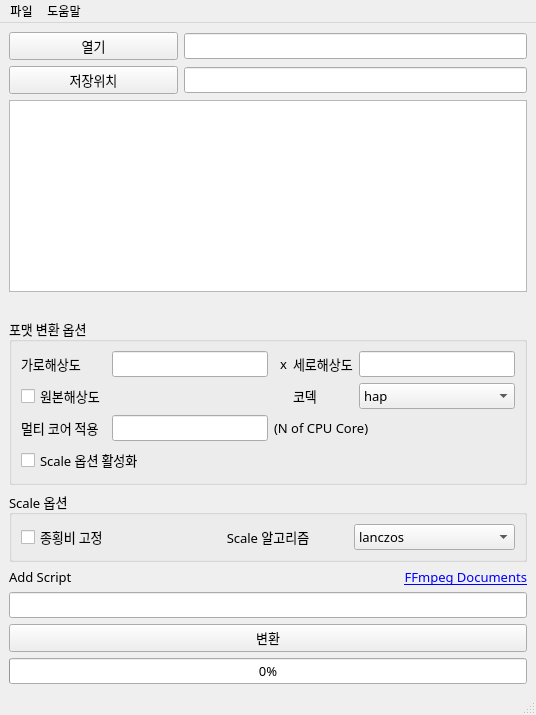
Old version of the form hapconvert.ui in the repository movenine/serverutils.
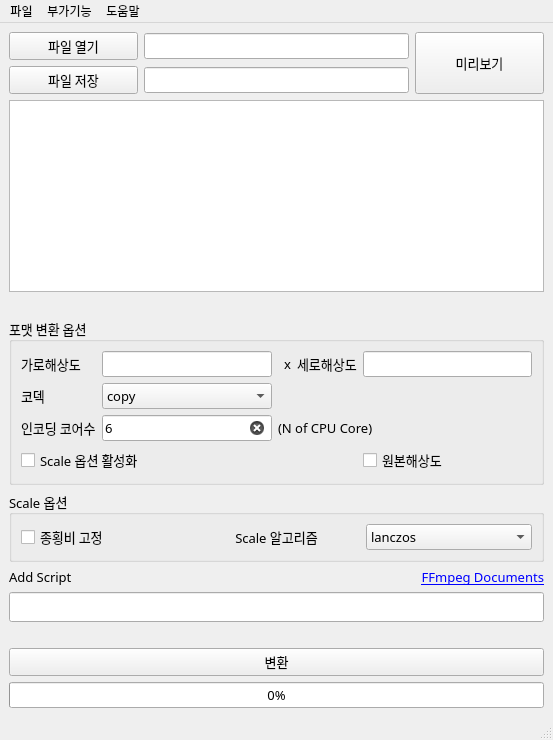
New version of the form.

Commit message: hap convert debugging -80%

What changed in the file:
```diff
--- a/hapconvert.ui
+++ b/hapconvert.ui
@@ -6,8 +6,8 @@
    <rect>
     <x>0</x>
     <y>0</y>
-    <width>536</width>
-    <height>606</height>
+    <width>553</width>
+    <height>651</height>
    </rect>
   </property>
   <property name="font">
@@ -24,260 +24,52 @@
   <widget class="QWidget" name="centralwidget">
    <layout class="QGridLayout" name="gridLayout_2">
     <item row="1" column="0">
-     <widget class="QPushButton" name="pushButton">
+     <widget class="QPushButton" name="bt_save">
+      <property name="sizePolicy">
+       <sizepolicy hsizetype="Minimum" vsizetype="Minimum">
+        <horstretch>0</horstretch>
+        <verstretch>0</verstretch>
+       </sizepolicy>
+      </property>
       <property name="font">
        <font>
-        <family>Yu Gothic</family>
+        <family>08서울남산체 B</family>
         <pointsize>10</pointsize>
        </font>
       </property>
       <property name="text">
-       <string>저장위치</string>
+       <string>파일 저장</string>
       </property>
      </widget>
     </item>
-    <item row="3" column="0" colspan="3">
-     <spacer name="horizontalSpacer">
+    <item row="7" column="3">
+     <widget class="QLabel" name="lb_link">
       <property name="font">
        <font>
-        <family>08서울남산체 M</family>
+        <family>08서울남산체 B</family>
         <pointsize>10</pointsize>
+        <underline>false</underline>
        </font>
       </property>
-      <property name="orientation">
-       <enum>Qt::Horizontal</enum>
+      <property name="text">
+       <string>&lt;html&gt;&lt;head/&gt;&lt;body&gt;&lt;p&gt;&lt;a href=&quot;https://www.ffmpeg.org/documentation.html&quot;&gt;&lt;span style=&quot; text-decoration: underline; color:#0000ff;&quot;&gt;FFmpeg Documents&lt;/span&gt;&lt;/a&gt;&lt;/p&gt;&lt;/body&gt;&lt;/html&gt;</string>
       </property>
-      <property name="sizeHint" stdset="0">
-       <size>
-        <width>40</width>
-        <height>20</height>
-       </size>
+      <property name="alignment">
+       <set>Qt::AlignRight|Qt::AlignTrailing|Qt::AlignVCenter</set>
       </property>
-     </spacer>
-    </item>
-    <item row="4" column="0" colspan="3">
-     <widget class="QGroupBox" name="groupBox_format">
-      <property name="font">
-       <font>
-        <family>Yu Gothic</family>
-        <pointsize>10</pointsize>
-        <weight>50</weight>
-        <bold>false</bold>
-       </font>
+      <property name="openExternalLinks">
+       <bool>true</bool>
       </property>
-      <property name="title">
-       <string>포맷 변환 옵션</string>
-      </property>
-      <layout class="QGridLayout" name="gridLayout">
-       <item row="3" column="1">
-        <widget class="QLineEdit" name="lineEdit">
-         <property name="font">
-          <font>
-           <family>Yu Gothic</family>
-           <pointsize>10</pointsize>
-           <weight>50</weight>
-           <bold>false</bold>
-          </font>
-         </property>
-         <property name="toolTip">
-          <string>&lt;html&gt;&lt;head/&gt;&lt;body&gt;&lt;p&gt;CPU 코어 갯수 보다 작게 입력하세요 (기본 : 4~6)&lt;/p&gt;&lt;p&gt;특정 재생하드웨어의 FFmpeg Player에 대한 최적화 옵션&lt;/p&gt;&lt;/body&gt;&lt;/html&gt;</string>
-         </property>
-         <property name="statusTip">
-          <string/>
-         </property>
-        </widget>
-       </item>
-       <item row="0" column="4">
-        <widget class="QLabel" name="lb_height">
-         <property name="font">
-          <font>
-           <family>08서울남산체 B</family>
-           <pointsize>10</pointsize>
-           <weight>50</weight>
-           <bold>false</bold>
-          </font>
-         </property>
-         <property name="text">
-          <string>세로해상도</string>
-         </property>
-        </widget>
-       </item>
-       <item row="3" column="0">
-        <widget class="QLabel" name="label_4">
-         <property name="font">
-          <font>
-           <family>Yu Gothic</family>
-           <pointsize>10</pointsize>
-           <weight>50</weight>
-           <bold>false</bold>
-          </font>
-         </property>
-         <property name="frameShape">
-          <enum>QFrame::NoFrame</enum>
-         </property>
-         <property name="text">
-          <string>멀티 코어 적용</string>
-         </property>
-        </widget>
-       </item>
-       <item row="2" column="5">
-        <widget class="QComboBox" name="cbb_option">
-         <property name="font">
-          <font>
-           <family>08서울남산체 B</family>
-           <pointsize>10</pointsize>
-           <weight>50</weight>
-           <bold>false</bold>
-          </font>
-         </property>
-         <property name="modelColumn">
-          <number>0</number>
-         </property>
-         <item>
-          <property name="text">
-           <string>hap</string>
-          </property>
-         </item>
-         <item>
-          <property name="text">
-           <string>hap_alpha</string>
-          </property>
-         </item>
-         <item>
-          <property name="text">
-           <string>hap_q</string>
-          </property>
-         </item>
-        </widget>
-       </item>
-       <item row="6" column="0" colspan="2">
-        <widget class="QCheckBox" name="cb_scaleEnable">
-         <property name="font">
-          <font>
-           <family>Yu Gothic</family>
-           <pointsize>10</pointsize>
-           <weight>50</weight>
-           <bold>false</bold>
-          </font>
-         </property>
-         <property name="toolTip">
-          <string>스케일 변환할 해상도를 기입하고, 아래 Scale 옵션을 추가/선택하세요</string>
-         </property>
-         <property name="statusTip">
-          <string/>
-         </property>
-         <property name="text">
-          <string>Scale 옵션 활성화 </string>
-         </property>
-        </widget>
-       </item>
-       <item row="3" column="2" colspan="4">
-        <widget class="QLabel" name="lb_cpunumber">
-         <property name="font">
-          <font>
-           <family>Yu Gothic</family>
-           <pointsize>10</pointsize>
-           <weight>50</weight>
-           <bold>false</bold>
-          </font>
-         </property>
-         <property name="text">
-          <string>(N of CPU Core)</string>
-         </property>
-         <property name="alignment">
-          <set>Qt::AlignLeading|Qt::AlignLeft|Qt::AlignVCenter</set>
-         </property>
-        </widget>
-       </item>
-       <item row="0" column="0">
-        <widget class="QLabel" name="lb_width">
-         <property name="font">
-          <font>
-           <family>08서울남산체 B</family>
-           <pointsize>10</pointsize>
-           <weight>50</weight>
-           <bold>false</bold>
-          </font>
-         </property>
-         <property name="text">
-          <string>가로해상도</string>
-         </property>
-        </widget>
-       </item>
-       <item row="0" column="5">
-        <widget class="QLineEdit" name="le_height">
-         <property name="font">
-          <font>
-           <family>08서울남산체 B</family>
-           <pointsize>10</pointsize>
-           <weight>50</weight>
-           <bold>false</bold>
-          </font>
-         </property>
-        </widget>
-       </item>
-       <item row="0" column="3">
-        <widget class="QLabel" name="lb_giho">
-         <property name="font">
-          <font>
-           <family>Yu Gothic</family>
-           <pointsize>10</pointsize>
-           <weight>50</weight>
-           <bold>false</bold>
-          </font>
-         </property>
-         <property name="text">
-          <string>x</string>
-         </property>
-        </widget>
-       </item>
-       <item row="2" column="4">
-        <widget class="QLabel" name="label">
-         <property name="font">
-          <font>
-           <family>08서울남산체 B</family>
-           <pointsize>10</pointsize>
-           <weight>50</weight>
-           <bold>false</bold>
-          </font>
-         </property>
-         <property name="text">
-          <string>코덱</string>
-         </property>
-        </widget>
-       </item>
-       <item row="0" column="1">
-        <widget class="QLineEdit" name="le_width">
-         <property name="font">
-          <font>
-           <family>08서울남산체 B</family>
-           <pointsize>10</pointsize>
-           <weight>50</weight>
-           <bold>false</bold>
-          </font>
-         </property>
-        </widget>
-       </item>
-       <item row="2" column="0">
-        <widget class="QCheckBox" name="cb_originalRes">
-         <property name="font">
-          <font>
-           <family>08서울남산체 B</family>
-           <pointsize>10</pointsize>
-           <weight>50</weight>
-           <bold>false</bold>
-          </font>
-         </property>
-         <property name="text">
-          <string>원본해상도</string>
-         </property>
-        </widget>
-       </item>
-      </layout>
      </widget>
     </item>
-    <item row="9" column="0" colspan="3">
-     <widget class="QPushButton" name="bt_convert">
+    <item row="0" column="3" rowspan="2">
+     <widget class="QPushButton" name="bt_preViewer">
+      <property name="sizePolicy">
+       <sizepolicy hsizetype="Minimum" vsizetype="Expanding">
+        <horstretch>0</horstretch>
+        <verstretch>0</verstretch>
+       </sizepolicy>
+      </property>
       <property name="font">
        <font>
         <family>08서울남산체 B</family>
@@ -291,11 +83,27 @@
        <string/>
       </property>
       <property name="text">
-       <string>변환</string>
+       <string>미리보기</string>
       </property>
      </widget>
     </item>
-    <item row="2" column="0" colspan="3">
+    <item row="0" column="1" colspan="2">
+     <widget class="QLineEdit" name="le_fileInputPath">
+      <property name="font">
+       <font>
+        <family>08서울남산체 B</family>
+        <pointsize>10</pointsize>
+       </font>
+      </property>
+      <property name="alignment">
+       <set>Qt::AlignRight|Qt::AlignTrailing|Qt::AlignVCenter</set>
+      </property>
+      <property name="clearButtonEnabled">
+       <bool>true</bool>
+      </property>
+     </widget>
+    </item>
+    <item row="2" column="0" colspan="4">
      <widget class="QTextEdit" name="txt_fileinfo">
       <property name="sizePolicy">
        <sizepolicy hsizetype="Expanding" vsizetype="Minimum">
@@ -314,26 +122,6 @@
       </property>
      </widget>
     </item>
-    <item row="1" column="1" colspan="2">
-     <widget class="QLineEdit" name="lineEdit_2">
-      <property name="font">
-       <font>
-        <family>08서울남산체 M</family>
-        <pointsize>10</pointsize>
-       </font>
-      </property>
-     </widget>
-    </item>
-    <item row="0" column="1" colspan="2">
-     <widget class="QLineEdit" name="le_filepath">
-      <property name="font">
-       <font>
-        <family>08서울남산체 B</family>
-        <pointsize>10</pointsize>
-       </font>
-      </property>
-     </widget>
-    </item>
     <item row="7" column="0">
      <widget class="QLabel" name="label_2">
       <property name="sizePolicy">
@@ -344,7 +132,7 @@
       </property>
       <property name="font">
        <font>
-        <family>08서울남산체 M</family>
+        <family>08서울남산체 B</family>
         <pointsize>10</pointsize>
        </font>
       </property>
@@ -353,11 +141,27 @@
       </property>
      </widget>
     </item>
-    <item row="6" column="0" colspan="3">
+    <item row="1" column="1" colspan="2">
+     <widget class="QLineEdit" name="le_fileSavePath">
+      <property name="font">
+       <font>
+        <family>08서울남산체 B</family>
+        <pointsize>10</pointsize>
+       </font>
+      </property>
+      <property name="alignment">
+       <set>Qt::AlignRight|Qt::AlignTrailing|Qt::AlignVCenter</set>
+      </property>
+      <property name="clearButtonEnabled">
+       <bool>true</bool>
+      </property>
+     </widget>
+    </item>
+    <item row="6" column="0" colspan="4">
      <widget class="QGroupBox" name="groupBox_Scale">
       <property name="font">
        <font>
-        <family>Yu Gothic</family>
+        <family>08서울남산체 B</family>
         <pointsize>10</pointsize>
        </font>
       </property>
@@ -369,7 +173,7 @@
         <widget class="QComboBox" name="cbb_algorithm">
          <property name="font">
           <font>
-           <family>Yu Gothic</family>
+           <family>08서울남산체 B</family>
            <pointsize>10</pointsize>
           </font>
          </property>
@@ -440,7 +244,7 @@
         <widget class="QCheckBox" name="cb_aspertRatio">
          <property name="font">
           <font>
-           <family>Yu Gothic</family>
+           <family>08서울남산체 B</family>
            <pointsize>10</pointsize>
           </font>
          </property>
@@ -456,7 +260,7 @@
         <widget class="QLabel" name="label_3">
          <property name="font">
           <font>
-           <family>Yu Gothic</family>
+           <family>08서울남산체 B</family>
            <pointsize>10</pointsize>
           </font>
          </property>
@@ -471,26 +275,39 @@
       </layout>
      </widget>
     </item>
-    <item row="0" column="0">
-     <widget class="QPushButton" name="bt_open">
-      <property name="sizePolicy">
-       <sizepolicy hsizetype="Minimum" vsizetype="Minimum">
-        <horstretch>0</horstretch>
-        <verstretch>0</verstretch>
-       </sizepolicy>
+    <item row="3" column="0" colspan="4">
+     <spacer name="horizontalSpacer">
+      <property name="font">
+       <font>
+        <family>08서울남산체 B</family>
+        <pointsize>10</pointsize>
+       </font>
       </property>
+      <property name="orientation">
+       <enum>Qt::Horizontal</enum>
+      </property>
+      <property name="sizeHint" stdset="0">
+       <size>
+        <width>40</width>
+        <height>20</height>
+       </size>
+      </property>
+     </spacer>
+    </item>
+    <item row="10" column="0" colspan="4">
+     <widget class="QPushButton" name="bt_convert">
       <property name="font">
        <font>
-        <family>Yu Gothic</family>
+        <family>08서울남산체 B</family>
         <pointsize>10</pointsize>
        </font>
       </property>
       <property name="text">
-       <string>열기</string>
+       <string>변환</string>
       </property>
      </widget>
     </item>
-    <item row="10" column="0" colspan="3">
+    <item row="11" column="0" colspan="4">
      <widget class="QProgressBar" name="progress_bar">
       <property name="font">
        <font>
@@ -506,42 +323,322 @@
       </property>
      </widget>
     </item>
-    <item row="8" column="0" colspan="3">
+    <item row="0" column="0">
+     <widget class="QPushButton" name="bt_open">
+      <property name="sizePolicy">
+       <sizepolicy hsizetype="Minimum" vsizetype="Minimum">
+        <horstretch>0</horstretch>
+        <verstretch>0</verstretch>
+       </sizepolicy>
+      </property>
+      <property name="font">
+       <font>
+        <family>08서울남산체 B</family>
+        <pointsize>10</pointsize>
+       </font>
+      </property>
+      <property name="text">
+       <string>파일 열기</string>
+      </property>
+     </widget>
+    </item>
+    <item row="4" column="0" colspan="4">
+     <widget class="QGroupBox" name="groupBox_format">
+      <property name="font">
+       <font>
+        <family>08서울남산체 B</family>
+        <pointsize>10</pointsize>
+        <weight>50</weight>
+        <bold>false</bold>
+       </font>
+      </property>
+      <property name="title">
+       <string>포맷 변환 옵션</string>
+      </property>
+      <layout class="QGridLayout" name="gridLayout">
+       <item row="3" column="0">
+        <widget class="QLabel" name="label_4">
+         <property name="font">
+          <font>
+           <family>08서울남산체 B</family>
+           <pointsize>10</pointsize>
+           <weight>50</weight>
+           <bold>false</bold>
+          </font>
+         </property>
+         <property name="frameShape">
+          <enum>QFrame::NoFrame</enum>
+         </property>
+         <property name="text">
+          <string>인코딩 코어수</string>
+         </property>
+        </widget>
+       </item>
+       <item row="3" column="1">
+        <widget class="QLineEdit" name="le_multicpu">
+         <property name="font">
+          <font>
+           <family>08서울남산체 B</family>
+           <pointsize>10</pointsize>
+           <weight>50</weight>
+           <bold>false</bold>
+          </font>
+         </property>
+         <property name="toolTip">
+          <string>&lt;!DOCTYPE HTML PUBLIC &quot;-//W3C//DTD HTML 4.0//EN&quot; &quot;http://www.w3.org/TR/REC-html40/strict.dtd&quot;&gt;
+&lt;html&gt;&lt;head&gt;&lt;meta name=&quot;qrichtext&quot; content=&quot;1&quot; /&gt;&lt;style type=&quot;text/css&quot;&gt;
+p, li { white-space: pre-wrap; }
+&lt;/style&gt;&lt;/head&gt;&lt;body style=&quot; font-family:'Gulim'; font-size:9pt; font-weight:400; font-style:normal;&quot;&gt;
+&lt;p style=&quot; margin-top:12px; margin-bottom:12px; margin-left:0px; margin-right:0px; -qt-block-indent:0; text-indent:0px;&quot;&gt;&lt;span style=&quot; color:#00000f;&quot;&gt;CPU 코어 갯수 보다 작게 입력하세요 (기본 : 4~6)&lt;/span&gt;&lt;/p&gt;
+&lt;p style=&quot; margin-top:12px; margin-bottom:12px; margin-left:0px; margin-right:0px; -qt-block-indent:0; text-indent:0px;&quot;&gt;&lt;span style=&quot; color:#00000f;&quot;&gt;특정 재생하드웨어의 FFmpeg Player에 대한 최적화 옵션을 제공합니다.&lt;/span&gt;&lt;/p&gt;
+&lt;p style=&quot; margin-top:12px; margin-bottom:12px; margin-left:0px; margin-right:0px; -qt-block-indent:0; text-indent:0px;&quot;&gt;&lt;span style=&quot; color:#00000f;&quot;&gt;'Enter'키를 눌러주세요&lt;/span&gt;&lt;/p&gt;&lt;/body&gt;&lt;/html&gt;</string>
+         </property>
+         <property name="statusTip">
+          <string/>
+         </property>
+         <property name="text">
+          <string>6</string>
+         </property>
+         <property name="clearButtonEnabled">
+          <bool>true</bool>
+         </property>
+        </widget>
+       </item>
+       <item row="0" column="0">
+        <widget class="QLabel" name="lb_width">
+         <property name="font">
+          <font>
+           <family>08서울남산체 B</family>
+           <pointsize>10</pointsize>
+           <weight>50</weight>
+           <bold>false</bold>
+          </font>
+         </property>
+         <property name="text">
+          <string>가로해상도</string>
+         </property>
+        </widget>
+       </item>
+       <item row="0" column="1">
+        <widget class="QLineEdit" name="le_width">
+         <property name="font">
+          <font>
+           <family>08서울남산체 B</family>
+           <pointsize>10</pointsize>
+           <weight>50</weight>
+           <bold>false</bold>
+          </font>
+         </property>
+         <property name="toolTip">
+          <string>&lt;html&gt;&lt;head/&gt;&lt;body&gt;&lt;p&gt;&lt;span style=&quot; color:#00000f;&quot;&gt;해상도를 기입하고 'Enter'키를 눌러주세요&lt;/span&gt;&lt;/p&gt;&lt;/body&gt;&lt;/html&gt;</string>
+         </property>
+         <property name="clearButtonEnabled">
+          <bool>true</bool>
+         </property>
+        </widget>
+       </item>
+       <item row="0" column="4">
+        <widget class="QLabel" name="lb_height">
+         <property name="font">
+          <font>
+           <family>08서울남산체 B</family>
+           <pointsize>10</pointsize>
+           <weight>50</weight>
+           <bold>false</bold>
+          </font>
+         </property>
+         <property name="text">
+          <string>세로해상도</string>
+         </property>
+        </widget>
+       </item>
+       <item row="6" column="0" colspan="2">
+        <widget class="QCheckBox" name="cb_scaleEnable">
+         <property name="font">
+          <font>
+           <family>08서울남산체 B</family>
+           <pointsize>10</pointsize>
+           <weight>50</weight>
+           <bold>false</bold>
+          </font>
+         </property>
+         <property name="toolTip">
+          <string>&lt;!DOCTYPE HTML PUBLIC &quot;-//W3C//DTD HTML 4.0//EN&quot; &quot;http://www.w3.org/TR/REC-html40/strict.dtd&quot;&gt;
+&lt;html&gt;&lt;head&gt;&lt;meta name=&quot;qrichtext&quot; content=&quot;1&quot; /&gt;&lt;style type=&quot;text/css&quot;&gt;
+p, li { white-space: pre-wrap; }
+&lt;/style&gt;&lt;/head&gt;&lt;body style=&quot; font-family:'Gulim'; font-size:9pt; font-weight:400; font-style:normal;&quot;&gt;
+&lt;p style=&quot; margin-top:0px; margin-bottom:0px; margin-left:0px; margin-right:0px; -qt-block-indent:0; text-indent:0px;&quot;&gt;&lt;span style=&quot; color:#00007f;&quot;&gt;아래 Scale 옵션을 설정하세요&lt;/span&gt;&lt;/p&gt;&lt;/body&gt;&lt;/html&gt;</string>
+         </property>
+         <property name="statusTip">
+          <string/>
+         </property>
+         <property name="text">
+          <string>Scale 옵션 활성화 </string>
+         </property>
+        </widget>
+       </item>
+       <item row="0" column="3">
+        <widget class="QLabel" name="lb_giho">
+         <property name="font">
+          <font>
+           <family>08서울남산체 B</family>
+           <pointsize>10</pointsize>
+           <weight>50</weight>
+           <bold>false</bold>
+          </font>
+         </property>
+         <property name="text">
+          <string>x</string>
+         </property>
+        </widget>
+       </item>
+       <item row="0" column="5">
+        <widget class="QLineEdit" name="le_height">
+         <property name="font">
+          <font>
+           <family>08서울남산체 B</family>
+           <pointsize>10</pointsize>
+           <weight>50</weight>
+           <bold>false</bold>
+          </font>
+         </property>
+         <property name="toolTip">
+          <string>&lt;html&gt;&lt;head/&gt;&lt;body&gt;&lt;p&gt;&lt;span style=&quot; color:#00000f;&quot;&gt;해상도를 기입하고 'Enter'키를 눌러주세요&lt;/span&gt;&lt;/p&gt;&lt;/body&gt;&lt;/html&gt;</string>
+         </property>
+         <property name="clearButtonEnabled">
+          <bool>true</bool>
+         </property>
+        </widget>
+       </item>
+       <item row="3" column="2" colspan="4">
+        <widget class="QLabel" name="lb_cpunumber">
+         <property name="font">
+          <font>
+           <family>08서울남산체 B</family>
+           <pointsize>10</pointsize>
+           <weight>50</weight>
+           <bold>false</bold>
+          </font>
+         </property>
+         <property name="text">
+          <string>(N of CPU Core)</string>
+         </property>
+         <property name="alignment">
+          <set>Qt::AlignLeading|Qt::AlignLeft|Qt::AlignVCenter</set>
+         </property>
+        </widget>
+       </item>
+       <item row="6" column="5">
+        <widget class="QCheckBox" name="cb_originalRes">
+         <property name="font">
+          <font>
+           <family>08서울남산체 B</family>
+           <pointsize>10</pointsize>
+           <weight>50</weight>
+           <bold>false</bold>
+          </font>
+         </property>
+         <property name="text">
+          <string>원본해상도</string>
+         </property>
+        </widget>
+       </item>
+       <item row="2" column="0">
+        <widget class="QLabel" name="label">
+         <property name="font">
+          <font>
+           <family>08서울남산체 B</family>
+           <pointsize>10</pointsize>
+           <weight>50</weight>
+           <bold>false</bold>
+          </font>
+         </property>
+         <property name="text">
+          <string>코덱</string>
+         </property>
+        </widget>
+       </item>
+       <item row="2" column="1">
+        <widget class="QComboBox" name="cbb_option">
+         <property name="font">
+          <font>
+           <family>08서울남산체 B</family>
+           <pointsize>10</pointsize>
+           <weight>50</weight>
+           <bold>false</bold>
+          </font>
+         </property>
+         <property name="currentText">
+          <string>copy</string>
+         </property>
+         <property name="modelColumn">
+          <number>0</number>
+         </property>
+         <item>
+          <property name="text">
+           <string>copy</string>
+          </property>
+         </item>
+         <item>
+          <property name="text">
+           <string>hap</string>
+          </property>
+         </item>
+         <item>
+          <property name="text">
+           <string>hap_alpha</string>
+          </property>
+         </item>
+         <item>
+          <property name="text">
+           <string>hap_q</string>
+          </property>
+         </item>
+         <item>
+          <property name="text">
+           <string>none</string>
+          </property>
+         </item>
+        </widget>
+       </item>
+      </layout>
+     </widget>
+    </item>
+    <item row="8" column="0" colspan="4">
      <widget class="QLineEdit" name="le_userScript">
+      <property name="sizePolicy">
+       <sizepolicy hsizetype="Expanding" vsizetype="Expanding">
+        <horstretch>0</horstretch>
+        <verstretch>0</verstretch>
+       </sizepolicy>
+      </property>
       <property name="font">
        <font>
-        <family>08SeoulNamsan</family>
-        <pointsize>10</pointsize>
+        <family>08서울남산체 B</family>
+        <pointsize>11</pointsize>
        </font>
       </property>
       <property name="toolTip">
        <string>추가 변환옵션을 적용</string>
       </property>
       <property name="clearButtonEnabled">
-       <bool>false</bool>
-      </property>
-     </widget>
-    </item>
-    <item row="7" column="2">
-     <widget class="QLabel" name="lb_link">
-      <property name="font">
-       <font>
-        <family>08SeoulNamsan</family>
-        <pointsize>10</pointsize>
-        <underline>false</underline>
-       </font>
-      </property>
-      <property name="text">
-       <string>&lt;html&gt;&lt;head/&gt;&lt;body&gt;&lt;p&gt;&lt;a href=&quot;https://www.ffmpeg.org/documentation.html&quot;&gt;&lt;span style=&quot; text-decoration: underline; color:#0000ff;&quot;&gt;FFmpeg Documents&lt;/span&gt;&lt;/a&gt;&lt;/p&gt;&lt;/body&gt;&lt;/html&gt;</string>
-      </property>
-      <property name="alignment">
-       <set>Qt::AlignRight|Qt::AlignTrailing|Qt::AlignVCenter</set>
-      </property>
-      <property name="openExternalLinks">
        <bool>true</bool>
       </property>
      </widget>
     </item>
+    <item row="9" column="0" colspan="4">
+     <spacer name="horizontalSpacer_2">
+      <property name="orientation">
+       <enum>Qt::Horizontal</enum>
+      </property>
+      <property name="sizeHint" stdset="0">
+       <size>
+        <width>40</width>
+        <height>20</height>
+       </size>
+      </property>
+     </spacer>
+    </item>
    </layout>
   </widget>
   <widget class="QMenuBar" name="menubar">
@@ -549,8 +646,8 @@
     <rect>
      <x>0</x>
      <y>0</y>
-     <width>536</width>
-     <height>21</height>
+     <width>553</width>
+     <height>18</height>
     </rect>
    </property>
    <widget class="QMenu" name="menu">
@@ -567,16 +664,25 @@
     <addaction name="actionImport"/>
     <addaction name="actionExport"/>
    </widget>
+   <widget class="QMenu" name="menu_3">
+    <property name="title">
+     <string>부가기능</string>
+    </property>
+    <addaction name="actionMad"/>
+   </widget>
    <addaction name="menu_2"/>
+   <addaction name="menu_3"/>
    <addaction name="menu"/>
   </widget>
-  <widget class="QStatusBar" name="statusbar"/>
-  <action name="actionFFmpeg">
-   <property name="text">
-    <string>FFmpeg Documents</string>
+  <widget class="QStatusBar" name="statusbar">
+   <property name="font">
+    <font>
+     <family>08서울남산체 B</family>
+     <pointsize>10</pointsize>
+    </font>
    </property>
-  </action>
-  <action name="action">
+  </widget>
+  <action name="actionManual">
    <property name="text">
     <string>사용문의</string>
    </property>
```
Left out of the diff: 193 changed lines with no effect on the pictures. The commit also changes 20 other files.
